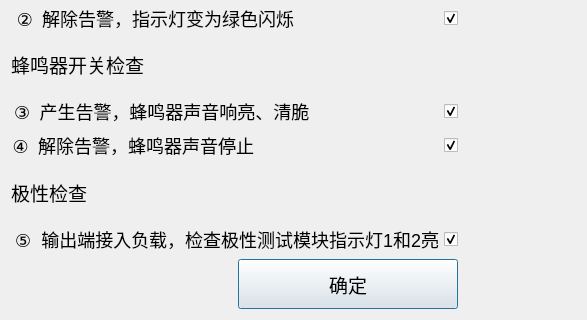
Before: the Qt Designer form ProductEvalTool/qc-busbar/mainface/people_judg.ui in ChinaClever/ProductEvalTool, drawn with Qt 5; both pictures show x 0 to 587 and y 161 to 481 of the 587 by 481 pixel window.
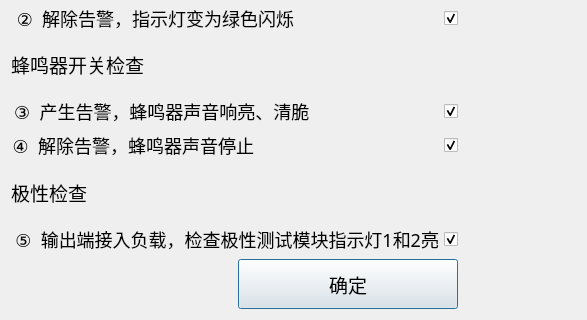
After: the same form once the commit is applied.

What changed in the file:
```diff
--- a/ProductEvalTool/qc-busbar/mainface/people_judg.ui
+++ b/ProductEvalTool/qc-busbar/mainface/people_judg.ui
@@ -198,6 +198,7 @@
     <widget class="QCheckBox" name="testBox">
      <property name="font">
       <font>
+       <family>微软雅黑</family>
        <pointsize>-1</pointsize>
        <italic>false</italic>
        <bold>false</bold>
```
Left out of the diff: 3 changed lines with no effect on the pictures.
